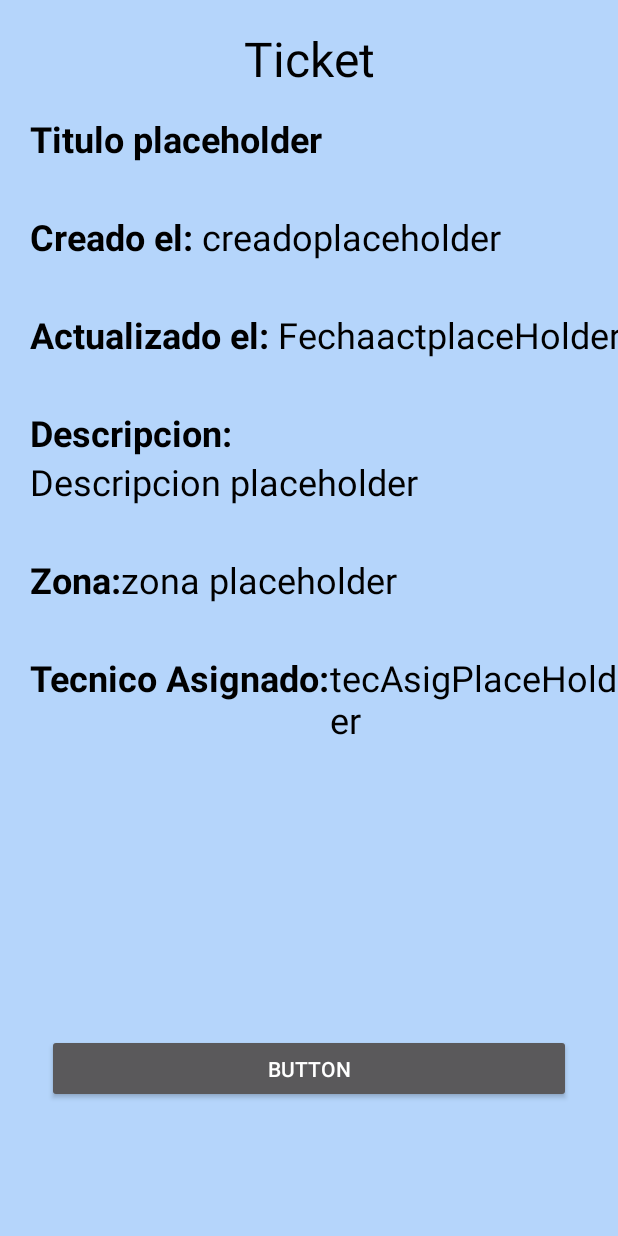
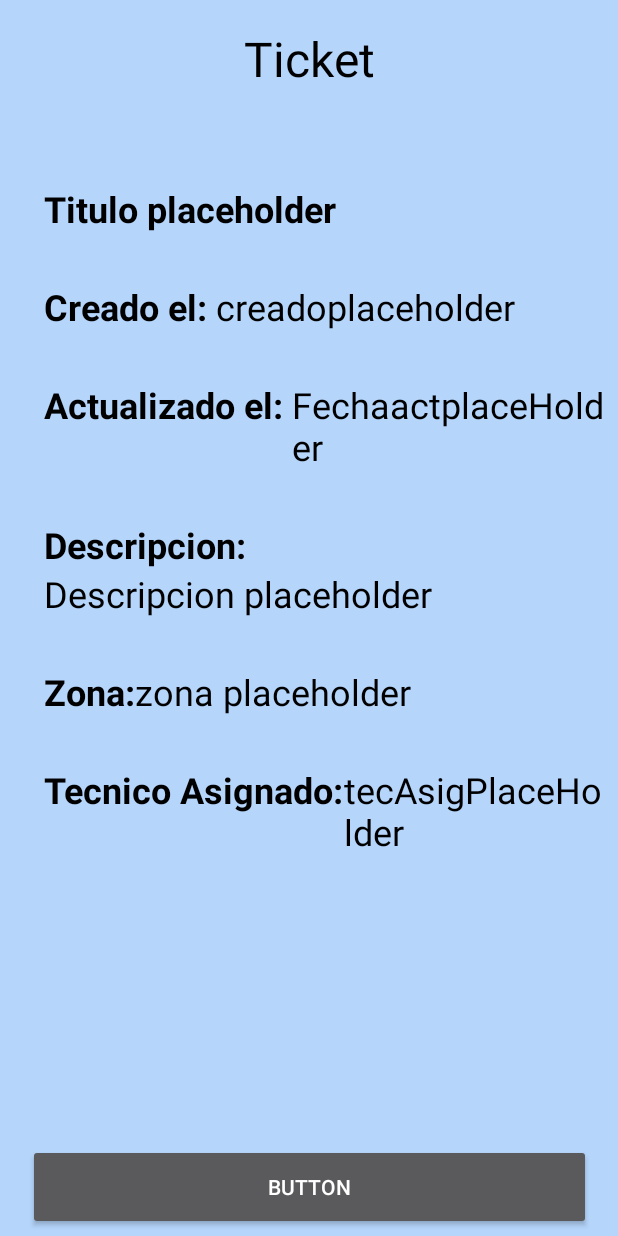
Before and after one commit to DosDeCarnitas1/MultiserviciosCRA, an Android app: the DetalleTickets screen opened directly, with no data from a screen before it, on a phone screen of 412 x 824 dp. Run offline under Robolectric (Android 15) with nearby library versions, the phone set to English and light mode, and no system bars; our stand-ins replace Volley; network calls fail; Roboto replaces fonts that are not available here; 9 statements that could not run were skipped.

Commit message:
Vista para cada ticket en el recycler, cambios varios

```diff
--- a/app/src/main/java/com/example/multiservicioscra/CrudTecnicos.java
+++ b/app/src/main/java/com/example/multiservicioscra/CrudTecnicos.java
@@ -1,6 +1,7 @@
 package com.example.multiservicioscra;
 
 import androidx.appcompat.app.AppCompatActivity;
+import static com.example.multiservicioscra.MainActivity.ip;
 
 import android.os.Bundle;
 import android.view.View;
@@ -34,7 +35,8 @@ public class CrudTecnicos extends AppCompatActivity {
 
     RequestQueue requestQueue;
 
-    String ip = "192.168.100.9";
+//    String ip = "192.168.100.9";
+//    String ip = "192.168.90.111";
 
     @Override
     protected void onCreate(Bundle savedInstanceState) {
--- a/app/src/main/java/com/example/multiservicioscra/MainActivity.java
+++ b/app/src/main/java/com/example/multiservicioscra/MainActivity.java
@@ -24,14 +24,14 @@ import org.json.JSONObject;
 public class MainActivity extends AppCompatActivity {
     public static int usuarioIdParaConsultas = 0;
     public static String usuarioTipoParaConsultas = "";
+    public static String ip = "192.168.1.20";
     EditText etusuario,etcontraseña;
     Button btningresar;
     CheckBox cbxRecuerdame;
     RequestQueue requestQueue;
 
 //    String ip = "192.168.100.76";
-    String ip = "192.168.100.9";
-//    String ip = "172.16.100.58";
+//    String ip = "192.168.100.9";
 
     @Override
     protected void onCreate(Bundle savedInstanceState) {
--- a/app/src/main/java/com/example/multiservicioscra/activity_tickets_tecnicos.java
+++ b/app/src/main/java/com/example/multiservicioscra/activity_tickets_tecnicos.java
@@ -2,6 +2,7 @@ package com.example.multiservicioscra;
 
 import static com.example.multiservicioscra.MainActivity.usuarioIdParaConsultas;
 import static com.example.multiservicioscra.MainActivity.usuarioTipoParaConsultas;
+import static com.example.multiservicioscra.MainActivity.ip;
 
 import androidx.appcompat.app.AppCompatActivity;
 import androidx.recyclerview.widget.LinearLayoutManager;
@@ -27,8 +28,8 @@ import java.util.List;
 
 public class activity_tickets_tecnicos extends AppCompatActivity {
     Bundle b;
-    String ip = "192.168.100.9";
-//    String ip = "172.16.100.159";
+//    String ip = "192.168.100.9";
+//    String ip = "192.168.90.111";
     RequestQueue requestQueue;
     ArrayAdapter arrayAdapter;
     List<ListElemento> tickets;
--- a/app/src/main/res/layout/activity_detalle_tickets.xml
+++ b/app/src/main/res/layout/activity_detalle_tickets.xml
@@ -9,9 +9,10 @@
 
     <ScrollView
         android:id="@+id/scrollView2"
-        android:layout_width="414dp"
-        android:layout_height="610dp"
+        android:layout_width="393dp"
+        android:layout_height="593dp"
         android:layout_marginTop="15dp"
+        app:layout_constraintBottom_toTopOf="@+id/btnCambiarEstado"
         app:layout_constraintEnd_toEndOf="parent"
         app:layout_constraintStart_toStartOf="parent"
         app:layout_constraintTop_toBottomOf="@+id/textView16">
@@ -25,12 +26,12 @@
                 android:id="@+id/tvTituloTicket"
                 android:layout_width="wrap_content"
                 android:layout_height="match_parent"
+                android:layout_marginLeft="20dp"
                 android:fontFamily="@font/amaranth"
                 android:text="Titulo placeholder"
-                android:textStyle="bold"
                 android:textColor="@color/black"
-                android:layout_marginLeft="20dp"
-                android:textSize="24sp" />
+                android:textSize="24sp"
+                android:textStyle="bold" />
 
             <TextView
                 android:id="@+id/tvEspacio"
@@ -38,9 +39,9 @@
                 android:layout_height="match_parent"
                 android:fontFamily="@font/amaranth"
                 android:text=""
-                android:visibility="invisible"
                 android:textColor="@color/black"
-                android:textSize="24sp" />
+                android:textSize="24sp"
+                android:visibility="invisible" />
 
             <LinearLayout
                 android:layout_width="match_parent"
@@ -51,12 +52,12 @@
                     android:id="@+id/tvTituloFechaCreado"
                     android:layout_width="wrap_content"
                     android:layout_height="match_parent"
+                    android:layout_marginLeft="20dp"
                     android:fontFamily="@font/amaranth"
                     android:text="Creado el: "
-                    android:textStyle="bold"
                     android:textColor="@color/black"
-                    android:layout_marginLeft="20dp"
-                    android:textSize="24sp" />
+                    android:textSize="24sp"
+                    android:textStyle="bold" />
 
                 <TextView
                     android:id="@+id/tvFechaCreado"
@@ -74,9 +75,9 @@
                 android:layout_height="match_parent"
                 android:fontFamily="@font/amaranth"
                 android:text=""
-                android:visibility="invisible"
                 android:textColor="@color/black"
-                android:textSize="24sp" />
+                android:textSize="24sp"
+                android:visibility="invisible" />
 
             <LinearLayout
                 android:layout_width="match_parent"
@@ -87,12 +88,12 @@
                     android:id="@+id/tvTituloFechaActualizado"
                     android:layout_width="wrap_content"
                     android:layout_height="match_parent"
+                    android:layout_marginLeft="20dp"
                     android:fontFamily="@font/amaranth"
                     android:text="Actualizado el: "
-                    android:textStyle="bold"
                     android:textColor="@color/black"
-                    android:layout_marginLeft="20dp"
-                    android:textSize="24sp" />
+                    android:textSize="24sp"
+                    android:textStyle="bold" />
 
                 <TextView
                     android:id="@+id/tvFechaActualizado"
@@ -110,29 +111,29 @@
                 android:layout_height="match_parent"
                 android:fontFamily="@font/amaranth"
                 android:text=""
-                android:visibility="invisible"
                 android:textColor="@color/black"
-                android:textSize="24sp" />
+                android:textSize="24sp"
+                android:visibility="invisible" />
 
             <TextView
                 android:id="@+id/tvTituloDescripcion"
                 android:layout_width="wrap_content"
                 android:layout_height="match_parent"
+                android:layout_marginLeft="20dp"
                 android:fontFamily="@font/amaranth"
                 android:text="Descripcion:"
                 android:textColor="@color/black"
-                android:textStyle="bold"
-                android:layout_marginLeft="20dp"
-                android:textSize="24sp" />
+                android:textSize="24sp"
+                android:textStyle="bold" />
 
             <TextView
                 android:id="@+id/tvDescripcion"
                 android:layout_width="wrap_content"
                 android:layout_height="match_parent"
+                android:layout_marginLeft="20dp"
                 android:fontFamily="@font/amaranth"
                 android:text="Descripcion placeholder"
                 android:textColor="@color/black"
-                android:layout_marginLeft="20dp"
                 android:textSize="24sp" />
 
             <TextView
@@ -141,9 +142,9 @@
                 android:layout_height="match_parent"
                 android:fontFamily="@font/amaranth"
                 android:text=""
-                android:visibility="invisible"
                 android:textColor="@color/black"
-                android:textSize="24sp" />
+                android:textSize="24sp"
+                android:visibility="invisible" />
 
             <LinearLayout
                 android:layout_width="match_parent"
@@ -154,12 +155,12 @@
                     android:id="@+id/tvTituloZona"
                     android:layout_width="wrap_content"
                     android:layout_height="match_parent"
+                    android:layout_marginLeft="20dp"
                     android:fontFamily="@font/amaranth"
                     android:text="Zona:"
                     android:textColor="@color/black"
-                    android:textStyle="bold"
-                    android:layout_marginLeft="20dp"
-                    android:textSize="24sp" />
+                    android:textSize="24sp"
+                    android:textStyle="bold" />
 
                 <TextView
                     android:id="@+id/tvZona"
@@ -171,15 +172,16 @@
                     android:textSize="24sp" />
 
             </LinearLayout>
+
             <TextView
                 android:id="@+id/tvEspacio4"
                 android:layout_width="wrap_content"
                 android:layout_height="match_parent"
                 android:fontFamily="@font/amaranth"
                 android:text=""
-                android:visibility="invisible"
                 android:textColor="@color/black"
-                android:textSize="24sp" />
+                android:textSize="24sp"
+                android:visibility="invisible" />
 
             <LinearLayout
                 android:layout_width="match_parent"
@@ -190,12 +192,12 @@
                     android:id="@+id/tvTituloTecnicoAsig"
                     android:layout_width="wrap_content"
                     android:layout_height="match_parent"
+                    android:layout_marginLeft="20dp"
                     android:fontFamily="@font/amaranth"
                     android:text="Tecnico Asignado:"
                     android:textColor="@color/black"
-                    android:layout_marginLeft="20dp"
-                    android:textStyle="bold"
-                    android:textSize="24sp" />
+                    android:textSize="24sp"
+                    android:textStyle="bold" />
 
                 <TextView
                     android:id="@+id/tvTecnicoAsig"
@@ -227,13 +229,13 @@
         app:layout_constraintVertical_bias="0.022" />
 
     <Button
-        android:id="@+id/button"
-        android:layout_width="349dp"
-        android:layout_height="46dp"
-        android:layout_marginTop="3dp"
+        android:id="@+id/btnCambiarEstado"
+        android:layout_width="375dp"
+        android:layout_height="57dp"
+        android:layout_marginBottom="4dp"
         android:text="Button"
+        app:layout_constraintBottom_toBottomOf="parent"
         app:layout_constraintEnd_toEndOf="parent"
-        app:layout_constraintStart_toStartOf="parent"
-        app:layout_constraintTop_toBottomOf="@+id/scrollView2" />
+        app:layout_constraintStart_toStartOf="parent" />
 
 </androidx.constraintlayout.widget.ConstraintLayout>
```
Also changed, not shown: app/src/main/java/com/example/multiservicioscra/CrudTickets.java (+22 -7 lines), app/src/main/java/com/example/multiservicioscra/DetalleTickets.java (+152 -0 lines).
